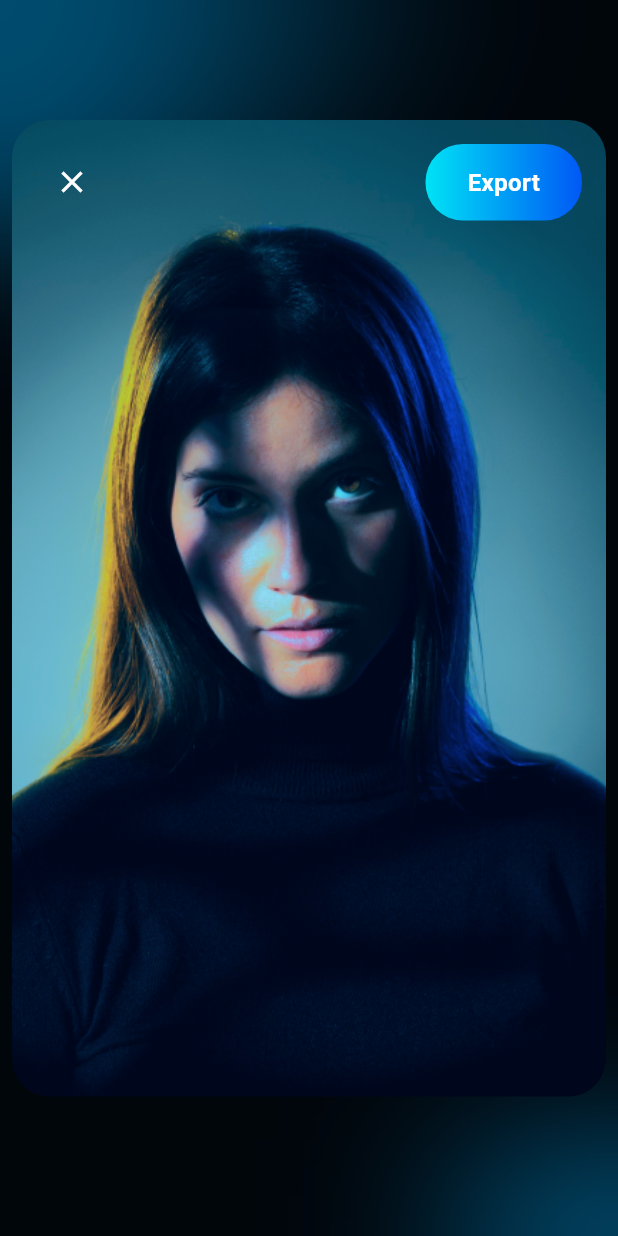
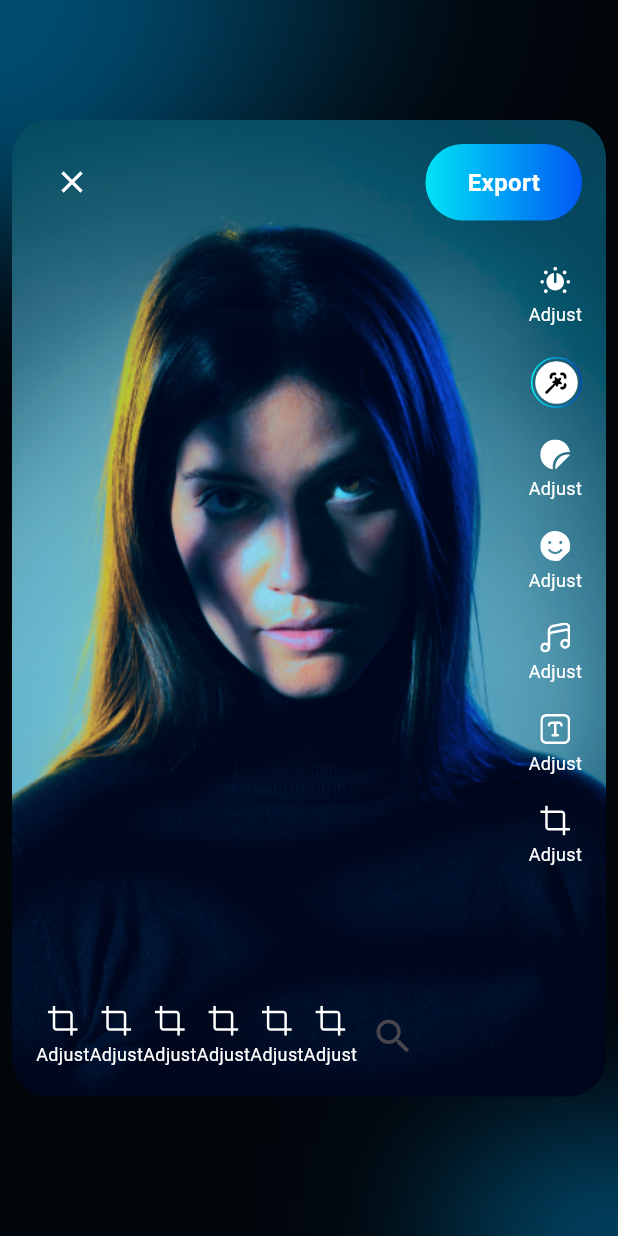
Before and after one commit to hasanchowdhury-codezzi/design-test, a Flutter app: the PhotoEditScreen screen opened directly, on a phone screen of 412 x 824 dp. Run offline on Flutter 3.47's test engine with Material 3 defaults, Android fonts, the phone set to English and light mode, and no system bars; our stand-ins replace flutter_svg.

Commit message:
working on bottom

```diff
--- a/lib/screens/home/home_screen.dart
+++ b/lib/screens/home/home_screen.dart
@@ -54,7 +54,7 @@ class _HomeScreenState extends State<HomeScreen> {
                         shape: BoxShape.rectangle, // Use BoxShape.rectangle for rounded rectangle
                         borderRadius: BorderRadius.circular(25), // Adjust for roundness
                         image: const DecorationImage(
-                          image: AssetImage('assets/images/image.png'), // Your image asset
+                          image: AssetImage('assets/images/image.png'),
                           fit: BoxFit.cover, // Adjust how the image fits
                         ),
                       ),
--- a/lib/screens/photo-edit/photo_edit_screen.dart
+++ b/lib/screens/photo-edit/photo_edit_screen.dart
@@ -1,6 +1,7 @@
 import 'package:design_test/shared/customElevatedButton.dart';
 import 'package:design_test/shared/custom_scaffold.dart';
 import 'package:flutter/material.dart';
+import 'package:flutter_svg/svg.dart';
 
 class PhotoEditScreen extends StatelessWidget {
   const PhotoEditScreen({super.key});
@@ -47,6 +48,77 @@ class PhotoEditScreen extends StatelessWidget {
                         )
                       ],
                     ),
+                    const SizedBox(height: 30),
+                    const CustomEditorTool(
+                      title: 'Adjust',
+                      imgUrl: 'assets/images/adjust_icon.svg',
+                    ),
+                    const SizedBox(height: 20),
+                    const CustomEditorTool(
+                      imgUrl: 'assets/images/magic_icon.svg',
+                      imageSize: 34,
+                    ),
+                    // const SizedBox(height: 20),
+                    const CustomEditorTool(
+                      title: 'Adjust',
+                      imgUrl: 'assets/images/preset_icon.svg',
+                    ),
+                    const SizedBox(height: 20),
+                    const CustomEditorTool(
+                      title: 'Adjust',
+                      imgUrl: 'assets/images/sticker_icon.svg',
+                    ),
+                    const SizedBox(height: 20),
+                    const CustomEditorTool(
+                      title: 'Adjust',
+                      imgUrl: 'assets/images/music_icon.svg',
+                    ),
+                    const SizedBox(height: 20),
+                    const CustomEditorTool(
+                      title: 'Adjust',
+                      imgUrl: 'assets/images/text_icon.svg',
+                    ),
+                    const SizedBox(height: 20),
+                    const CustomEditorTool(
+                      title: 'Adjust',
+                      imgUrl: 'assets/images/canvas_icon.svg',
+                    ),
+                    const Spacer(),
+                    Row(
+                      children: [
+                        const CustomEditorTool(
+                          title: 'Adjust',
+                          imgUrl: 'assets/images/canvas_icon.svg',
+                        ),
+                        const CustomEditorTool(
+                          title: 'Adjust',
+                          imgUrl: 'assets/images/canvas_icon.svg',
+                        ),
+                        const CustomEditorTool(
+                          title: 'Adjust',
+                          imgUrl: 'assets/images/canvas_icon.svg',
+                        ),
+                        const CustomEditorTool(
+                          title: 'Adjust',
+                          imgUrl: 'assets/images/canvas_icon.svg',
+                        ),
+                        const CustomEditorTool(
+                          title: 'Adjust',
+                          imgUrl: 'assets/images/canvas_icon.svg',
+                        ),
+                        const CustomEditorTool(
+                          title: 'Adjust',
+                          imgUrl: 'assets/images/canvas_icon.svg',
+                        ),
+                        IconButton(
+                          onPressed: () {},
+                          icon: const Icon(
+                            Icons.search,
+                            size: 30,
+                          ),
+                        )
+                      ],
+                    )
                   ],
                 ),
               ),
@@ -61,3 +133,32 @@ class PhotoEditScreen extends StatelessWidget {
     ));
   }
 }
+
+class CustomEditorTool extends StatelessWidget {
+  final String? title;
+  final String imgUrl;
+  final double? imageSize;
+  const CustomEditorTool({
+    super.key,
+    this.title,
+    required this.imgUrl,
+    this.imageSize,
+  });
+
+  @override
+  Widget build(BuildContext context) {
+    return Column(
+      children: [
+        SvgPicture.asset(
+          imgUrl,
+          width: imageSize ?? 20,
+        ),
+        const SizedBox(height: 4),
+        Text(
+          title ?? '',
+          style: const TextStyle(fontSize: 12),
+        ),
+      ],
+    );
+  }
+}
```
Also changed, not shown: assets/images/adjust_icon.svg (added), assets/images/canvas_icon.svg (added), assets/images/korean.png (added), assets/images/magic_icon.svg (added), assets/images/marali.png (added), assets/images/music_icon.svg (added), assets/images/preset_icon.svg (added), assets/images/spring.png (added), assets/images/sticker_icon.svg (added), assets/images/summer.png (added), assets/images/text_icon.svg (added), assets/images/trends.png (added).
